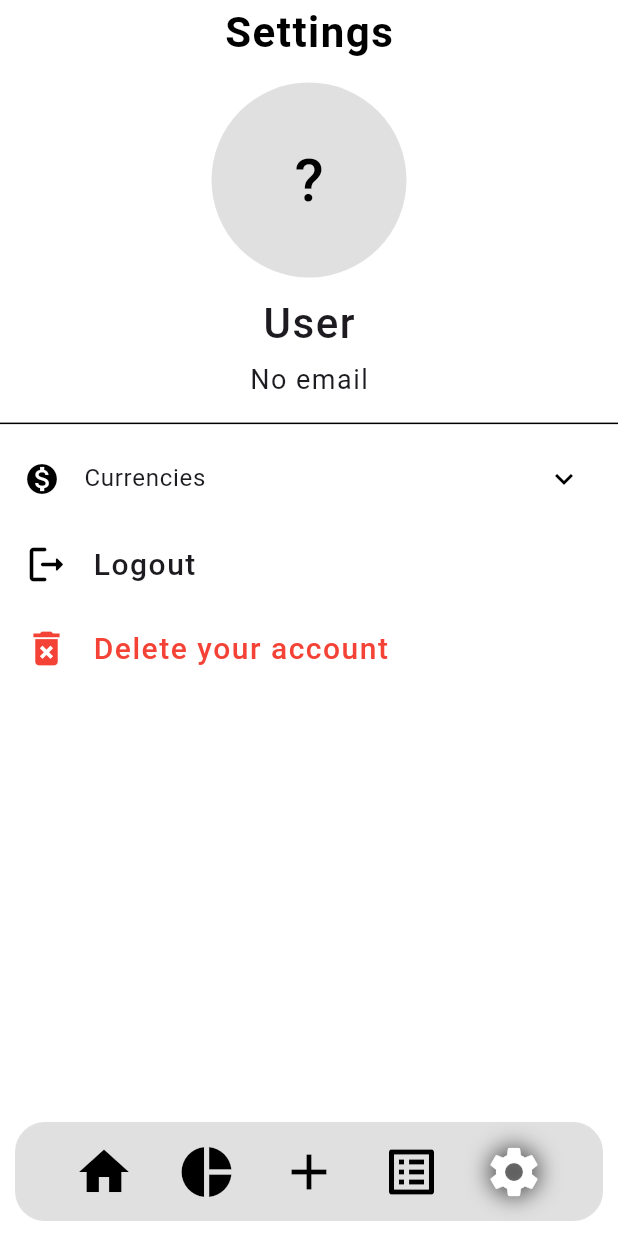
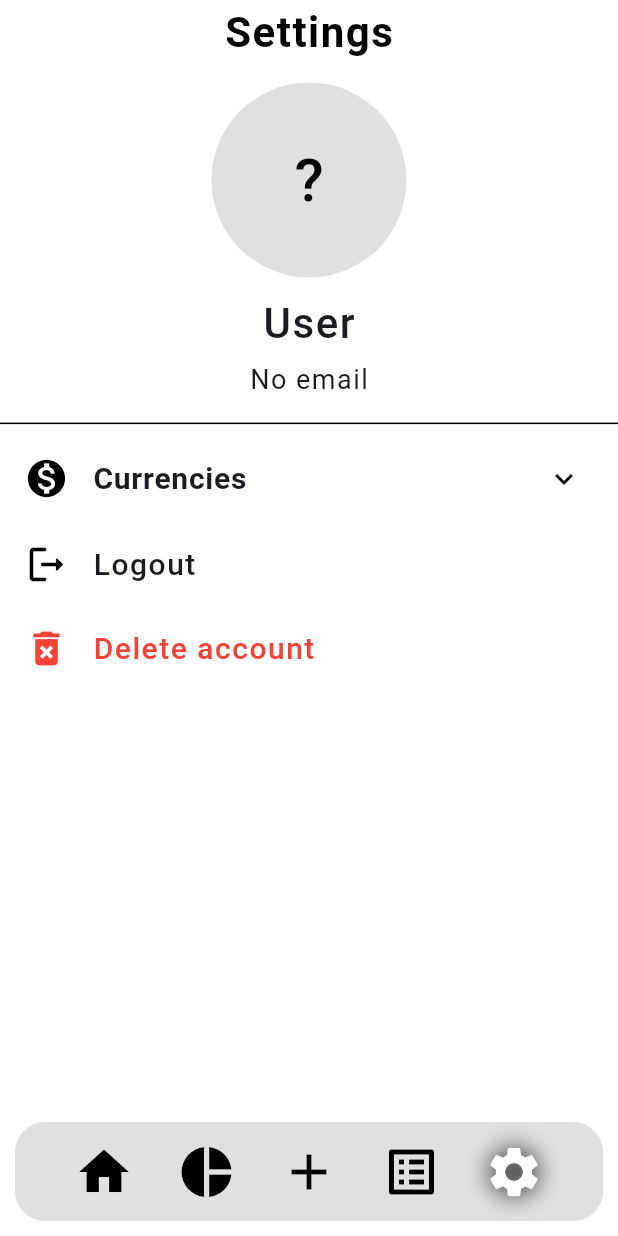
Before and after one commit to ZainR10/expanse_tracker_flutter, a Flutter app: the SettingsView screen opened by its route, on a phone screen of 412 x 824 dp. Run offline on Flutter 3.47's test engine with Material 3 defaults, Android fonts, the phone set to English and light mode, and no system bars; our stand-ins replace cloud_firestore, curved_navigation_bar, firebase_auth, firebase_core, fl_chart, flutter_slidable and 2 more; accounts and stored records are empty.

Commit message:
added page tranistions.

```diff
--- a/lib/utils/routes/routes.dart
+++ b/lib/utils/routes/routes.dart
@@ -1,3 +1,4 @@
+import 'package:expanse_tracker_flutter/utils/page_transtions.dart';
 import 'package:expanse_tracker_flutter/utils/routes/routes_name.dart';
 import 'package:expanse_tracker_flutter/view/analytics_view.dart';
 import 'package:expanse_tracker_flutter/view/expanse_list_view.dart';
@@ -7,37 +8,38 @@ import 'package:expanse_tracker_flutter/view/authentication_view/signup_view.dar
 import 'package:expanse_tracker_flutter/view/authentication_view/splash_view.dart';
 import 'package:expanse_tracker_flutter/view/settings_view.dart';
 import 'package:flutter/material.dart';
+import 'package:page_transition/page_transition.dart';
 
 class Routes {
   static Route<dynamic> generateRoute(RouteSettings settings) {
     switch (settings.name) {
       case RoutesName.splashView:
-        return MaterialPageRoute(
-            builder: (BuildContext context) => const SplashView());
+        return PageTransitions.fadeTransition(const SplashView());
 
       case RoutesName.loginView:
-        return MaterialPageRoute(
-            builder: (BuildContext context) => const LoginView());
+        return PageTransitions.pageTransition(
+            const LoginView(), PageTransitionType.leftToRight);
 
       case RoutesName.signUpView:
-        return MaterialPageRoute(
-            builder: (BuildContext context) => const SignupView());
+        return PageTransitions.pageTransition(
+            const SignupView(), PageTransitionType.rightToLeft);
 
       case RoutesName.homeView:
-        return MaterialPageRoute(
-            builder: (BuildContext context) => const HomeView());
+        return PageTransitions.pageTransition(
+            const HomeView(), PageTransitionType.rightToLeft);
 
       case RoutesName.analyticsView:
-        return MaterialPageRoute(
-            builder: (BuildContext context) => const AnalyticsView());
+        return PageTransitions.pageTransition(
+            const AnalyticsView(), PageTransitionType.rightToLeft);
 
       case RoutesName.expanseListView:
-        return MaterialPageRoute(
-            builder: (BuildContext context) => const ExpanseListView());
+        return PageTransitions.pageTransition(
+            const ExpanseListView(), PageTransitionType.rightToLeft);
 
       case RoutesName.settingsView:
-        return MaterialPageRoute(
-            builder: (BuildContext context) => const SettingsView());
+        return PageTransitions.pageTransition(
+            const SettingsView(), PageTransitionType.rightToLeft);
+
       default:
         return _errorRoute();
     }
@@ -53,11 +55,3 @@ class Routes {
     });
   }
 }
-
-class VerificationCodeViewArguments {
-  final String verificationId;
-
-  VerificationCodeViewArguments({
-    required this.verificationId,
-  });
-}
--- a/lib/view/settings_view.dart
+++ b/lib/view/settings_view.dart
@@ -53,11 +53,12 @@ class _SettingsViewState extends State<SettingsView> {
           ),
         ),
         body: Stack(
-          alignment: Alignment.bottomCenter,
           children: [
-            Column(
+            SingleChildScrollView(
+              child: Column(
                 children: [
                   const SizedBox(height: 10),
+                  // PROFILE PIC
                   CircleAvatar(
                     backgroundColor: Colors.grey.shade300,
                     radius: 65,
@@ -75,14 +76,17 @@ class _SettingsViewState extends State<SettingsView> {
                         : null,
                   ),
                   const SizedBox(height: 10),
+                  //USER NAME
                   CustomText(
-                  text:
-                      userProvider.name.isNotEmpty ? userProvider.name : 'User',
+                    text: userProvider.name.isNotEmpty
+                        ? userProvider.name
+                        : 'User',
                     textLetterSpace: 1,
                     textSize: 28,
                     textWeight: FontWeight.w500,
                   ),
                   const SizedBox(height: 5),
+                  //USER EMAIL
                   CustomText(
                     text: userProvider.email.isNotEmpty
                         ? userProvider.email
@@ -99,9 +103,16 @@ class _SettingsViewState extends State<SettingsView> {
                     thickness: 1,
                   ),
                   ExpansionTile(
-                  leading:
-                      const Icon(Icons.monetization_on, color: Colors.black),
-                  title: const Text('Currencies'),
+                    leading: const Icon(
+                      Icons.monetization_on,
+                      color: Colors.black,
+                      size: 30,
+                    ),
+                    title: const Text(
+                      'Currencies',
+                      style:
+                          TextStyle(fontWeight: FontWeight.bold, fontSize: 20),
+                    ),
                     trailing: AnimatedRotation(
                       turns: isExpanded ? 0.5 : 0, // 180 degrees rotation
                       duration: const Duration(milliseconds: 300),
@@ -127,6 +138,7 @@ class _SettingsViewState extends State<SettingsView> {
                       );
                     }).toList(),
                   ),
+                  //LOG OUT
                   ListitleSettings(
                     ontap: () {
                       auth.signOut().then((value) {
@@ -139,16 +151,20 @@ class _SettingsViewState extends State<SettingsView> {
                     icon: Icons.logout_rounded,
                     titleText: 'Logout',
                   ),
+                  //DELETE ACCOUNT
                   ListitleSettings(
                     ontap: () {},
                     icon: Icons.delete_forever,
                     iconColor: Colors.red,
-                  titleText: 'Delete your account',
+                    titleText: 'Delete account',
                     color: Colors.red,
                   ),
                 ],
               ),
-            FloatingNavBarWidget(pageIndex: currentIndex)
+            ),
+            Align(
+                alignment: Alignment.bottomCenter,
+                child: FloatingNavBarWidget(pageIndex: currentIndex))
           ],
         ),
       ),
--- a/lib/widgets/balance_list_widget.dart
+++ b/lib/widgets/balance_list_widget.dart
@@ -54,7 +54,9 @@ class _BalanceListScreenState extends State<BalanceListScreen> {
                       .indexWhere((icon) => icon['label'] == balance.icon);
                   return SlidableWidget(
                     ontapped: (context) => provider.deleteBalance(
-                        balance.documentId, balance.amount),
+                      balance.documentId,
+                      balance.amount,
+                    ),
                     child: Card(
                       color: Colors.grey.shade100,
                       shape: OutlineInputBorder(
--- a/pubspec.yaml
+++ b/pubspec.yaml
@@ -47,6 +47,7 @@ dependencies:
   fl_chart: ^0.68.0
   flutter_spinkit: ^5.2.1
   flutter_floating_bottom_bar: ^1.2.1+1
+  page_transition: ^2.2.1
 
 
 
```
Also changed, not shown: lib/View_Models/authentication_view_models/login_firebase_logic.dart (+8 -2 lines), lib/View_Models/authentication_view_models/signup_firebase_logic.dart (+8 -2 lines), lib/components/nav_bar_items.dart (+5 -4 lines), lib/utils/general_utils.dart (+4 -3 lines), lib/utils/page_transtions.dart (added, +65 -0 lines), lib/view/authentication_view/login_view.dart (+7 -1 lines), lib/view/authentication_view/signup_view.dart (+9 -3 lines), lib/widgets/add_balance_bottom_sheet.dart (+12 -2 lines), lib/widgets/add_expense_bottom_sheet_widget.dart (+11 -2 lines), pubspec.lock, 1 other file. Lines whose indentation alone changed are shown as unchanged.
